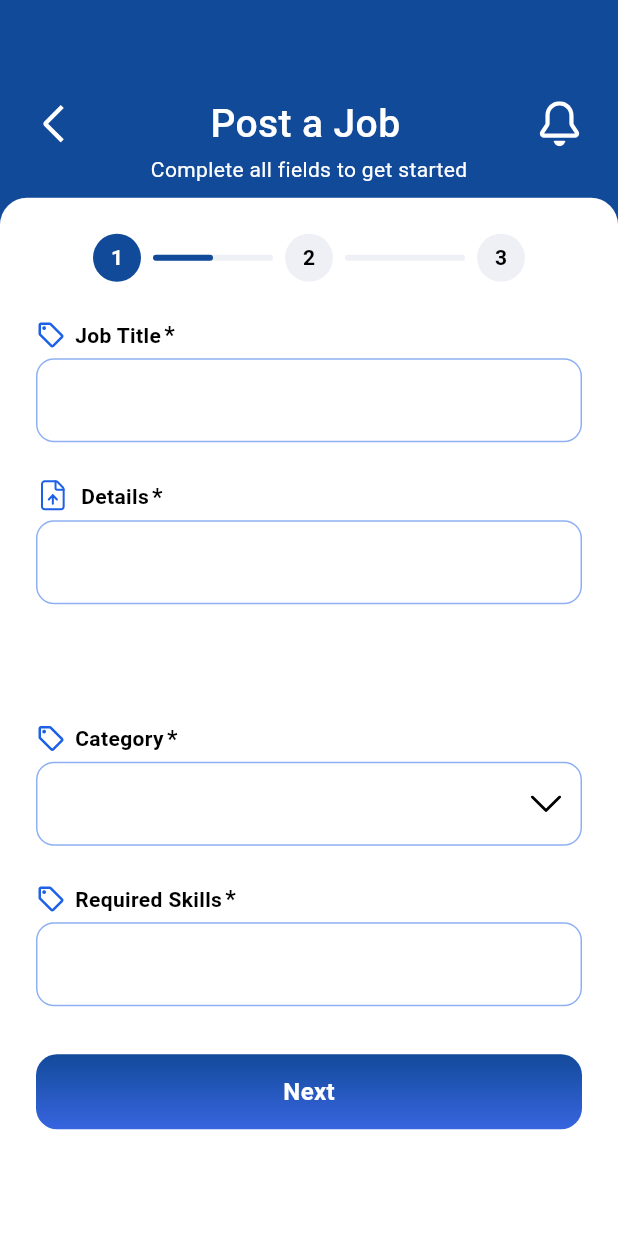
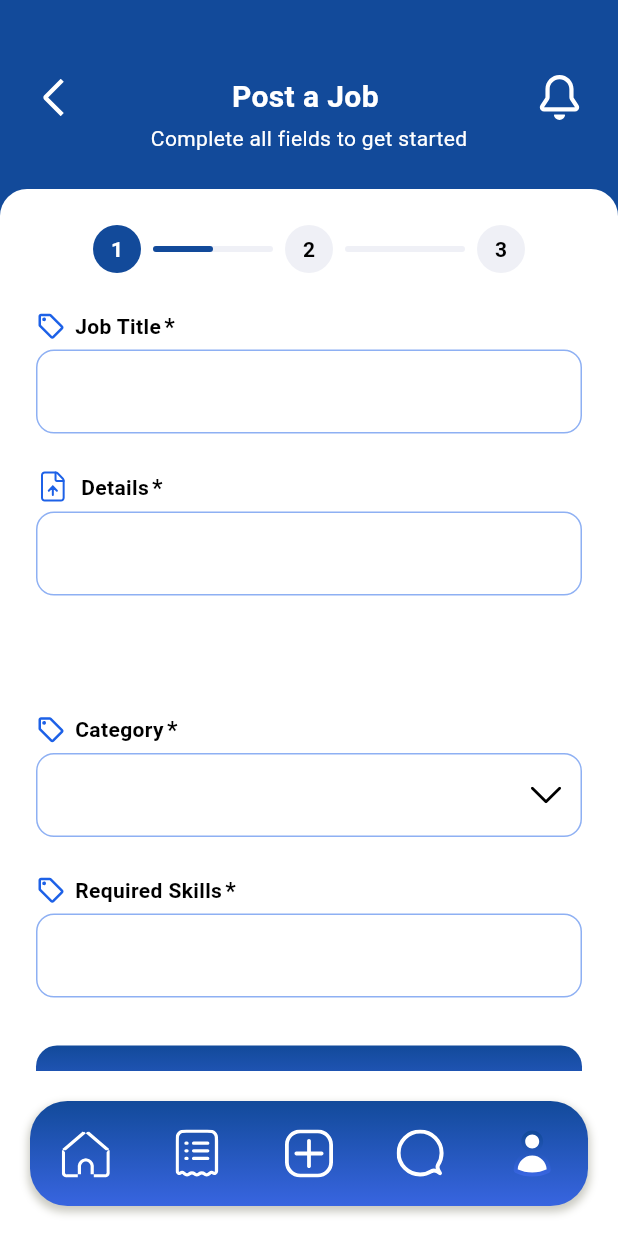
Before and after one commit to thesoumisamanta/service_app_ui, a Flutter app: the CreateJobScreen screen opened by its route, on a phone screen of 412 x 824 dp. Run offline on Flutter 3.47's test engine with Material 3 defaults, Android fonts, the phone set to English and light mode, and no system bars; our stand-ins replace flutter_svg; Roboto replaces fonts that are missing (SFProRounded).

Commit message:
feat: Add job services data and refactor Create Job screen layout.

```diff
--- a/lib/core/data/service_data.dart
+++ b/lib/core/data/service_data.dart
@@ -33,3 +33,31 @@ const List<Map<String, dynamic>> categoryList = [
     'phone': '+1 234 567 894',
   },
 ];
+
+const List<Map<String, dynamic>> jobServicesData = [
+  {
+    'title': 'General Contracting',
+    'price': 2000,
+    'imagePath': 'assets/images/general_contracting.jpg',
+  },
+  {
+    'title': 'Kitchen Remodel',
+    'price': 2000,
+    'imagePath': 'assets/images/kitchen_remodel.jpg',
+  },
+  {
+    'title': 'Bathroom Remodel',
+    'price': 2000,
+    'imagePath': 'assets/images/bathroom_remodel.jpg',
+  },
+  {
+    'title': 'Home_additions',
+    'price': 2000,
+    'imagePath': 'assets/images/home_additions.jpg',
+  },
+  {
+    'title': 'Interior Design',
+    'price': 2000,
+    'imagePath': 'assets/images/interior_design.jpeg',
+  },
+];
--- a/lib/features/presentation/screens/home/create_job_screen.dart
+++ b/lib/features/presentation/screens/home/create_job_screen.dart
@@ -3,6 +3,7 @@ import 'package:flutter_svg/svg.dart';
 import 'package:service_app_ui/core/constants/app_colors.dart';
 import 'package:service_app_ui/core/constants/app_styles.dart';
 import 'package:service_app_ui/core/routes/app_routes.dart';
+import 'package:service_app_ui/features/presentation/widgets/bottom_bar.dart';
 import 'package:service_app_ui/features/presentation/widgets/custom_button.dart';
 import 'package:service_app_ui/features/presentation/widgets/custom_text_field.dart';
 import 'package:service_app_ui/features/presentation/widgets/step_indicator.dart';
@@ -13,27 +14,18 @@ class CreateJobScreen extends StatelessWidget {
   @override
   Widget build(BuildContext context) {
     return Scaffold(
-      body: Stack(
-        children: [
-          Positioned(
-            top: 0,
-            left: 0,
-            right: 0,
-            height: MediaQuery.of(context).size.height * 0.35,
-            child: Container(
-              decoration: const BoxDecoration(
-                color: AppColors.primaryBlue,
-                borderRadius: BorderRadius.only(
-                  bottomLeft: Radius.circular(24),
-                  bottomRight: Radius.circular(24),
-                ),
-              ),
-              padding: const EdgeInsets.all(24),
+      extendBody: true,
+      body: Scaffold(
+        extendBody: true,
+        body: Container(
+          decoration: const BoxDecoration(color: AppColors.primaryBlue),
           child: Column(
             crossAxisAlignment: CrossAxisAlignment.center,
             children: [
-                  const SizedBox(height: 40),
-                  Row(
+              const SizedBox(height: 50),
+              Padding(
+                padding: const EdgeInsets.symmetric(horizontal: 24),
+                child: Row(
                   mainAxisAlignment: MainAxisAlignment.spaceBetween,
                   children: [
                     GestureDetector(
@@ -54,8 +46,8 @@ class CreateJobScreen extends StatelessWidget {
                       'Post a Job',
                       style: TextStyle(
                         color: AppColors.white,
-                          fontSize: 26,
-                          fontWeight: FontWeight.w500,
+                        fontSize: 20,
+                        fontWeight: FontWeight.w600,
                       ),
                     ),
                     SvgPicture.asset(
@@ -69,6 +61,7 @@ class CreateJobScreen extends StatelessWidget {
                     ),
                   ],
                 ),
+              ),
               const SizedBox(height: 2),
               const Text(
                 'Complete all fields to get started',
@@ -78,17 +71,10 @@ class CreateJobScreen extends StatelessWidget {
                   fontWeight: FontWeight.w400,
                 ),
               ),
-                ],
-              ),
-            ),
-          ),
-
-          Positioned(
-            top: MediaQuery.of(context).size.height * 0.16,
-            left: 0,
-            right: 0,
-            bottom: 0,
+              const SizedBox(height: 24),
+              Expanded(
                 child: Container(
+                  width: double.infinity,
                   decoration: const BoxDecoration(
                     color: AppColors.white,
                     borderRadius: BorderRadius.only(
@@ -96,8 +82,10 @@ class CreateJobScreen extends StatelessWidget {
                       topRight: Radius.circular(18),
                     ),
                   ),
+                  child: SafeArea(
+                    top: false,
+                    child: SingleChildScrollView(
                       padding: const EdgeInsets.all(24),
-              child: SingleChildScrollView(
                       child: Column(
                         children: [
                           StepIndicator(currentStep: 1, totalSteps: 3),
@@ -106,7 +94,9 @@ class CreateJobScreen extends StatelessWidget {
                             label: 'Job Title',
                             labelColor: AppColors.black,
                             fontWeight: FontWeight.w600,
-                      borderColor: AppColors.lightBlue.withValues(alpha: 0.5),
+                            borderColor: AppColors.lightBlue.withValues(
+                              alpha: 0.5,
+                            ),
                             labelIcon: SvgPicture.asset(
                               'assets/icons/tag.svg',
                               width: 20,
@@ -124,7 +114,9 @@ class CreateJobScreen extends StatelessWidget {
                             type: TextFieldType.text,
                             labelColor: AppColors.black,
                             isRequired: true,
-                      borderColor: AppColors.lightBlue.withValues(alpha: 0.5),
+                            borderColor: AppColors.lightBlue.withValues(
+                              alpha: 0.5,
+                            ),
                             labelIcon: SvgPicture.asset(
                               'assets/icons/file_upload.svg',
                               width: 24,
@@ -149,7 +141,9 @@ class CreateJobScreen extends StatelessWidget {
                                 ),
                               ),
                             ),
-                      borderColor: AppColors.lightBlue.withValues(alpha: 0.5),
+                            borderColor: AppColors.lightBlue.withValues(
+                              alpha: 0.5,
+                            ),
                             labelIcon: SvgPicture.asset(
                               'assets/icons/tag.svg',
                               width: 20,
@@ -164,7 +158,9 @@ class CreateJobScreen extends StatelessWidget {
                             label: 'Required Skills',
                             labelColor: AppColors.black,
                             fontWeight: FontWeight.w600,
-                      borderColor: AppColors.lightBlue.withValues(alpha: 0.5),
+                            borderColor: AppColors.lightBlue.withValues(
+                              alpha: 0.5,
+                            ),
                             labelIcon: SvgPicture.asset(
                               'assets/icons/tag.svg',
                               width: 20,
@@ -187,8 +183,11 @@ class CreateJobScreen extends StatelessWidget {
                     ),
                   ),
                 ),
+              ),
             ],
-
+          ),
+        ),
+        bottomNavigationBar: BottomBar(),
       ),
     );
   }
--- a/lib/features/presentation/screens/home/service_screen.dart
+++ b/lib/features/presentation/screens/home/service_screen.dart
@@ -2,37 +2,12 @@ import 'package:flutter/material.dart';
 import 'package:service_app_ui/core/constants/app_colors.dart';
 import 'package:service_app_ui/features/presentation/widgets/service_card.dart';
 import 'package:service_app_ui/features/presentation/widgets/service_widget.dart';
+import 'package:service_app_ui/core/data/service_data.dart';
 
 class ServiceScreen extends StatelessWidget {
   const ServiceScreen({super.key});
 
-  final List<Map<String, dynamic>> servicesData = const [
-    {
-      'title': 'General Contracting',
-      'price': 2000,
-      'imagePath': 'assets/images/general_contracting.jpg',
-    },
-    {
-      'title': 'Kitchen Remodel',
-      'price': 2000,
-      'imagePath': 'assets/images/kitchen_remodel.jpg',
-    },
-    {
-      'title': 'Bathroom Remodel',
-      'price': 2000,
-      'imagePath': 'assets/images/bathroom_remodel.jpg',
-    },
-    {
-      'title': 'Home_additions',
-      'price': 2000,
-      'imagePath': 'assets/images/home_additions.jpg',
-    },
-    {
-      'title': 'Interior Design',
-      'price': 2000,
-      'imagePath': 'assets/images/interior_design.jpeg',
-    },
-  ];
+  final jobServices = jobServicesData;
 
   @override
   Widget build(BuildContext context) {
@@ -46,9 +21,9 @@ class ServiceScreen extends StatelessWidget {
             ServiceWidget(),
             Expanded(
               child: ListView.builder(
-                itemCount: servicesData.length,
+                itemCount: jobServices.length,
                 itemBuilder: (context, index) {
-                  final service = servicesData[index];
+                  final service = jobServices[index];
                   return ServiceCard(
                     title: service['title'] as String,
                     price: service['price'] as int,
```
Lines whose indentation alone changed are shown as unchanged.
